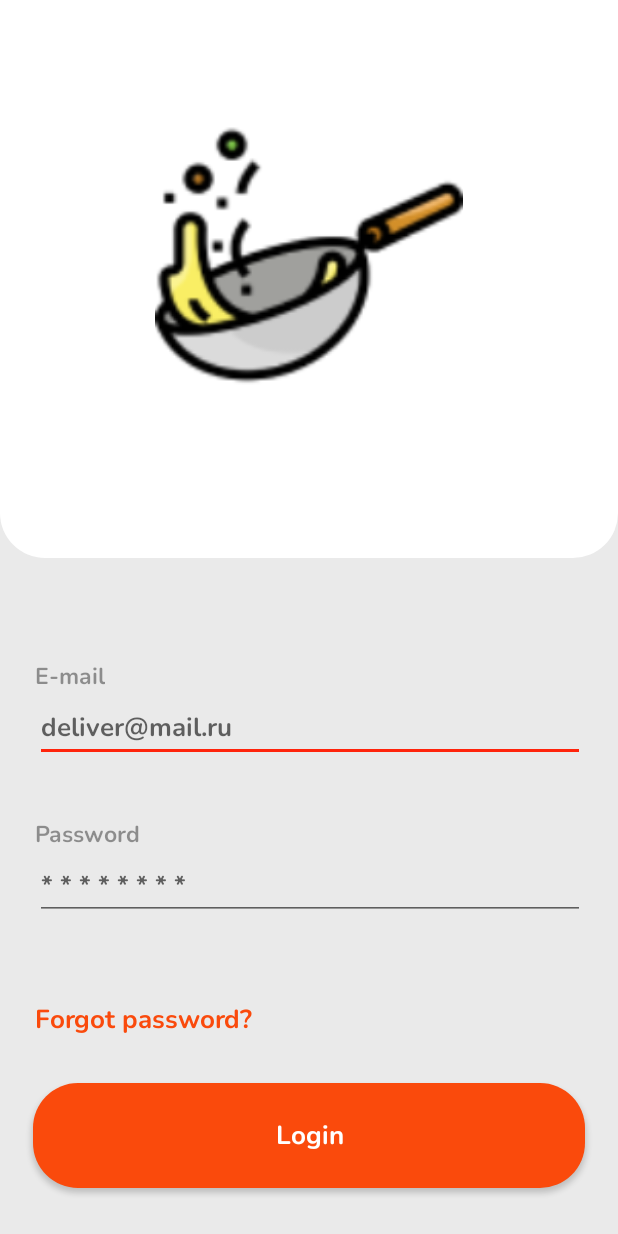
After one commit to LastChanse/WSRFood, an Android app: the SignInScreenActivity screen opened directly, with no data from a screen before it, on a phone screen of 412 x 824 dp. The commit adds this screen. Run offline under Robolectric (Android 15) with nearby library versions, the phone set to English and light mode, and no system bars; our stand-ins replace Volley; network calls fail; 1 statement that could not run was skipped.

Commit message:
Added Sing In screen

```diff
--- a/app/src/main/java/com/example/wsrfood/OnBoardingScreenActivity.java
+++ b/app/src/main/java/com/example/wsrfood/OnBoardingScreenActivity.java
@@ -72,11 +72,11 @@ public class OnBoardingScreenActivity extends AppCompatActivity {
     }
 
     public void signIn(View view) { // Если нажата кнопка пропустить, то
-        startActivity(new Intent(this, MainActivity.class)); // переходим на экран входа
+        startActivity(new Intent(this, SignInScreenActivity.class)); // переходим на экран входа
     }
 
     public void signUp(View view) { // Если нажата кнопка пропустить, то
-        startActivity(new Intent(this, MainActivity.class)); // переходим на экран регистрации
+        startActivity(new Intent(this, SignUpScreenActivity.class)); // переходим на экран регистрации
     }
 
     public void skip(View view) { // Если нажата кнопка входа как гость
@@ -103,7 +103,7 @@ public class OnBoardingScreenActivity extends AppCompatActivity {
             for (int i = 0; i < dots.length; i++) { // проходимся по всем точкам в массива
                 if (i != position) { // Если текущая точка не совпадает с позицией слайда, то
                     // Задаём цвет точки как непрозрачный на 25% белый
-                    dots[i].setTextColor(getResources().getColor(R.color.white_alfa_0_25));
+                    dots[i].setTextColor(getResources().getColor(R.color.white_opacity_25));
                 } else { // Иначе
                     // Задаём цвет точки как белый
                     dots[i].setTextColor(getResources().getColor(R.color.white));
--- /dev/null
+++ b/app/src/main/res/drawable/button_background_orange.xml
@@ -0,0 +1,15 @@
+<?xml version="1.0" encoding="utf-8"?>
+<shape xmlns:android="http://schemas.android.com/apk/res/android"
+    android:shape="rectangle">
+    <!--Форма: Квадрат-->
+    <!--Заполнение
+    Цвет: оранжевый
+    -->
+    <solid
+        android:color="@color/orange_background" />
+    <!--Углы
+        Радиус: 30 dp
+    -->
+    <corners
+        android:radius="30dp" />
+</shape>
--- a/app/src/main/res/layout/activity_on_boarding_screen.xml
+++ b/app/src/main/res/layout/activity_on_boarding_screen.xml
@@ -4,7 +4,7 @@
     xmlns:tools="http://schemas.android.com/tools"
     android:layout_width="match_parent"
     android:layout_height="match_parent"
-    android:background="@color/background_on_boarding_screen"
+    android:background="@color/orange_background"
     tools:context=".OnBoardingScreenActivity">
 
     <androidx.viewpager.widget.ViewPager
@@ -23,10 +23,10 @@
         android:layout_width="157dp"
         android:layout_height="69dp"
         android:background="@drawable/button_background"
+        android:fontFamily="@font/italianno"
         android:onClick="signIn"
         android:text="@string/sign_in_btn"
         android:textAllCaps="false"
-        android:fontFamily="@font/italianno"
         android:textSize="24sp"
         android:visibility="invisible"
         app:layout_constraintBottom_toBottomOf="@+id/slider"
@@ -37,10 +37,10 @@
         android:layout_width="157dp"
         android:layout_height="69dp"
         android:background="@drawable/button_background"
+        android:fontFamily="@font/italianno"
         android:onClick="signUp"
         android:text="@string/sign_up_btn"
         android:textAllCaps="false"
-        android:fontFamily="@font/italianno"
         android:textSize="24sp"
         android:visibility="invisible"
         app:layout_constraintBottom_toBottomOf="@+id/slider"
--- /dev/null
+++ b/app/src/main/res/layout/activity_sign_in_screen.xml
@@ -0,0 +1,111 @@
+<?xml version="1.0" encoding="utf-8"?>
+<androidx.constraintlayout.widget.ConstraintLayout xmlns:android="http://schemas.android.com/apk/res/android"
+    xmlns:app="http://schemas.android.com/apk/res-auto"
+    xmlns:tools="http://schemas.android.com/tools"
+    android:layout_width="match_parent"
+    android:layout_height="match_parent"
+    android:background="@color/light_gray"
+    tools:context=".SignInScreenActivity">
+
+    <ImageView
+        android:layout_width="match_parent"
+        android:layout_height="0dp"
+        android:layout_marginTop="-30dp"
+        android:layout_marginBottom="68dp"
+        android:background="@drawable/button_background"
+        android:paddingStart="103dp"
+        android:paddingTop="84dp"
+        android:paddingEnd="103dp"
+        android:paddingBottom="84dp"
+        android:src="@drawable/logo_100"
+        app:layout_constraintBottom_toTopOf="@+id/textView"
+        app:layout_constraintEnd_toEndOf="parent"
+        app:layout_constraintStart_toStartOf="parent"
+        app:layout_constraintTop_toTopOf="parent" />
+
+    <TextView
+        android:id="@+id/textView"
+        android:layout_width="wrap_content"
+        android:layout_height="wrap_content"
+        android:layout_marginLeft="23dp"
+        android:fontFamily="@font/nunito_bold"
+        android:text="@string/email"
+        android:textColor="@color/black_opacity_40"
+        android:textSize="15sp"
+        app:layout_constraintBottom_toTopOf="@+id/email"
+        app:layout_constraintStart_toStartOf="parent" />
+
+    <EditText
+        android:id="@+id/email"
+        android:layout_width="match_parent"
+        android:layout_height="wrap_content"
+
+        android:fontFamily="@font/nunito_bold"
+        android:hint="deliver@mail.ru"
+        android:inputType="textEmailAddress"
+        android:textSize="17dp"
+
+        android:layout_marginLeft="23dp"
+        android:layout_marginRight="22dp"
+        android:layout_marginBottom="37dp"
+        app:layout_constraintBottom_toTopOf="@+id/textView2"
+        app:layout_constraintStart_toStartOf="parent" />
+
+    <TextView
+        android:id="@+id/textView2"
+        android:layout_width="wrap_content"
+        android:layout_height="wrap_content"
+        android:layout_marginLeft="23dp"
+        android:fontFamily="@font/nunito_bold"
+        android:text="@string/password"
+        android:textColor="@color/black_opacity_40"
+        android:textSize="15sp"
+        app:layout_constraintBottom_toTopOf="@+id/password"
+        app:layout_constraintStart_toStartOf="parent" />
+
+    <EditText
+        android:id="@+id/password"
+        android:layout_width="match_parent"
+        android:layout_height="wrap_content"
+
+        android:inputType="textPassword"
+        android:hint="* * * * * * * * "
+        android:fontFamily="@font/nunito_bold"
+        android:textSize="17dp"
+        android:layout_marginLeft="23dp"
+        android:layout_marginRight="22dp"
+        app:layout_constraintBottom_toTopOf="@+id/fogot_password"
+        android:layout_marginBottom="53dp"/>
+
+    <TextView
+        android:id="@+id/fogot_password"
+        android:layout_width="wrap_content"
+        android:layout_height="wrap_content"
+        android:layout_marginLeft="23dp"
+        android:layout_marginBottom="30dp"
+        android:fontFamily="@font/nunito_bold"
+        android:text="@string/forgot_password"
+        android:textColor="@color/orange_background"
+        android:textSize="17sp"
+        app:layout_constraintBottom_toTopOf="@+id/login"
+        app:layout_constraintStart_toStartOf="parent" />
+
+    <androidx.appcompat.widget.AppCompatButton
+        android:id="@+id/login"
+        android:layout_width="match_parent"
+        android:layout_height="70dp"
+        android:layout_marginLeft="22dp"
+        android:layout_marginRight="22dp"
+        android:layout_marginBottom="32dp"
+        android:background="@drawable/button_background_orange"
+        android:fontFamily="@font/nunito_bold"
+        android:onClick="Login"
+        android:text="@string/login"
+        android:textAllCaps="false"
+        android:textColor="@color/white"
+        android:textSize="17sp"
+        app:layout_constraintBottom_toBottomOf="parent"
+        app:layout_constraintEnd_toEndOf="parent"
+        app:layout_constraintStart_toStartOf="parent" />
+
+</androidx.constraintlayout.widget.ConstraintLayout>
--- a/app/src/main/res/values/colors.xml
+++ b/app/src/main/res/values/colors.xml
@@ -6,9 +6,11 @@
     <color name="teal_200">#FF03DAC5</color>
     <color name="teal_700">#FF018786</color>
     <color name="black">#FF000000</color>
+    <color name="black_opacity_40">#66000000</color>
     <color name="white">#FFFFFFFF</color>
     <color name="no_color">#00FFFFFF</color>
-    <color name="white_alfa_0_25">#40FFFFFF</color>
+    <color name="white_opacity_25">#40FFFFFF</color>
     <color name="orange">#FF240C</color>
-    <color name="background_on_boarding_screen">#FA4A0C</color>
+    <color name="orange_background">#FA4A0C</color>
+    <color name="light_gray">#EAEAEA</color>
 </resources>
--- a/app/src/main/res/values/strings.xml
+++ b/app/src/main/res/values/strings.xml
@@ -11,5 +11,9 @@
     <string name="sign_in_btn">Sign In</string>Skip Authorization
     <string name="sign_up_btn">Sign Up</string>
     <string name="skip_btn">Skip Authorization</string>
+    <string name="login">Login</string>
+    <string name="forgot_password">Forgot password?</string>
+    <string name="password">Password</string>
+    <string name="email">E-mail</string>
 
 </resources>
```
Also changed, not shown: app/src/main/AndroidManifest.xml (+9 -3 lines), app/src/main/java/com/example/wsrfood/SignInScreenActivity.java (added, +103 -0 lines), app/src/main/java/com/example/wsrfood/SignUpScreenActivity.java (added, +14 -0 lines), app/src/main/res/layout/activity_sign_up_screen.xml (added, +9 -0 lines), app/src/main/res/layout/error_dialog_layout.xml (added, +30 -0 lines).
